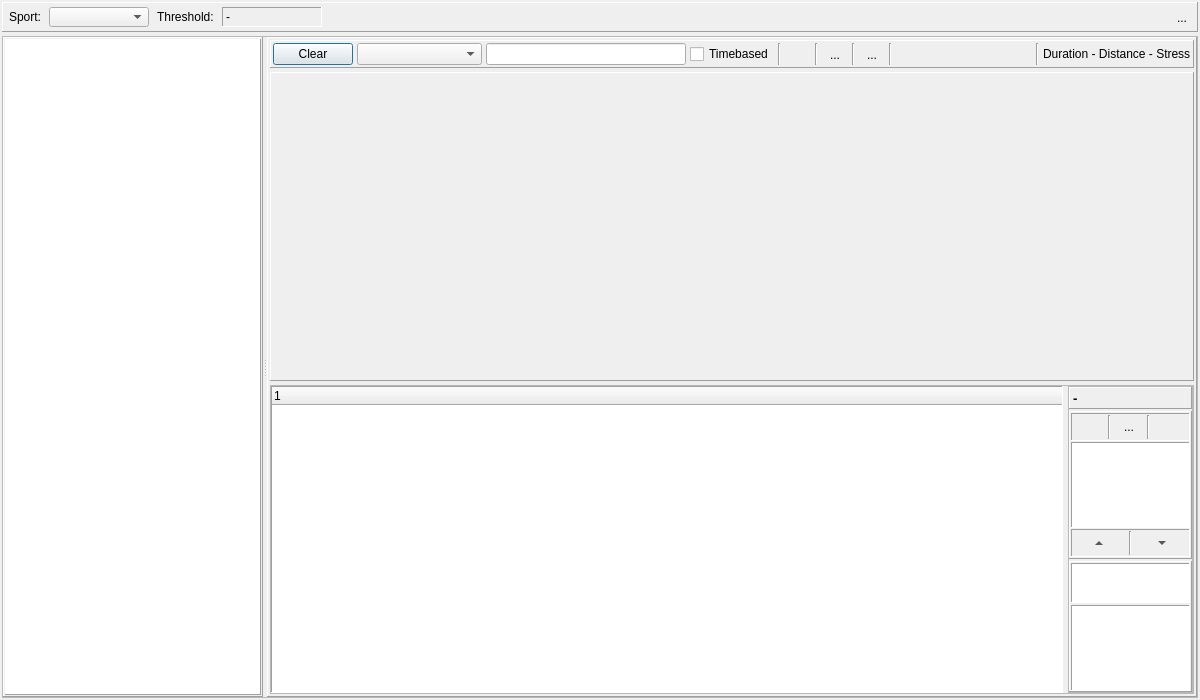
Qt form dialog_workcreator.ui (Tria-Andy/WorkoutEditor) before a commit.
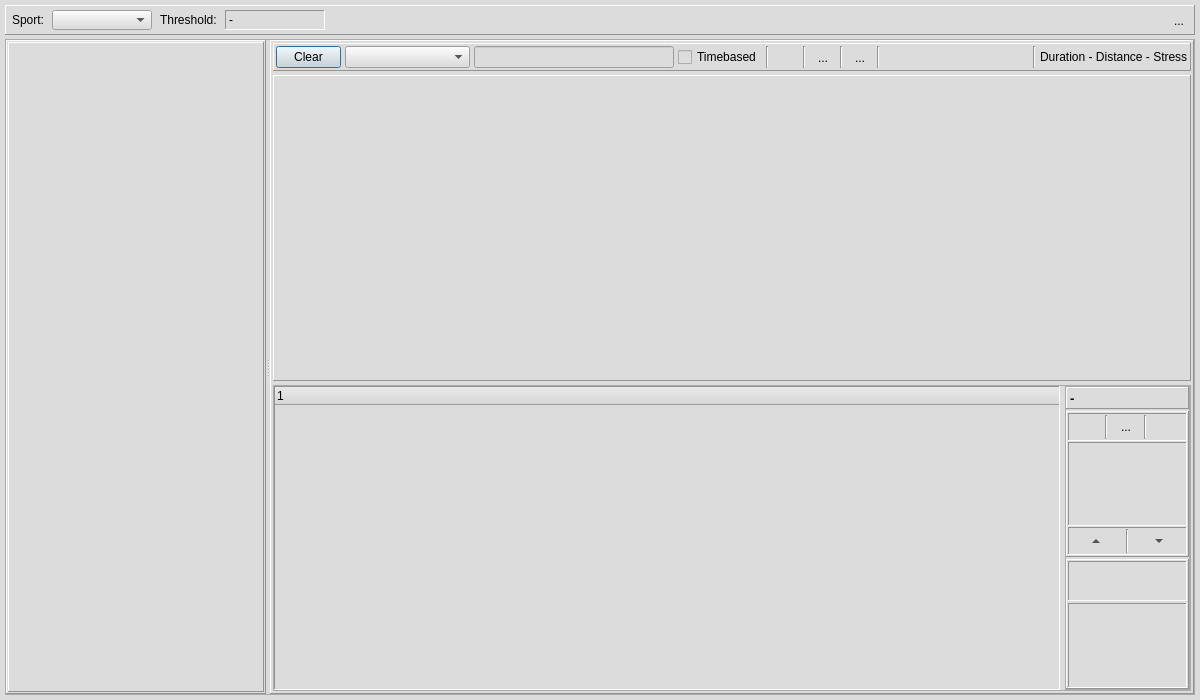
The same form after that commit. Icons and pictures are not drawn. Custom widgets are drawn as their Qt base class.

Commit message: set background stylesheet

```diff
--- a/dialog_workcreator.ui
+++ b/dialog_workcreator.ui
@@ -18,21 +18,24 @@
   <property name="windowTitle">
    <string>WorkoutCreator</string>
   </property>
+  <property name="styleSheet">
+   <string notr="true">background-color: rgb(220, 220, 220)</string>
+  </property>
   <layout class="QVBoxLayout" name="verticalLayout_7">
    <property name="spacing">
     <number>4</number>
    </property>
    <property name="leftMargin">
-    <number>2</number>
+    <number>5</number>
    </property>
    <property name="topMargin">
-    <number>2</number>
+    <number>5</number>
    </property>
    <property name="rightMargin">
-    <number>2</number>
+    <number>5</number>
    </property>
    <property name="bottomMargin">
-    <number>2</number>
+    <number>5</number>
    </property>
    <item>
     <widget class="QFrame" name="frame_header">
@@ -339,7 +342,7 @@
                </property>
                <property name="maximumSize">
                 <size>
-                 <width>16777215</width>
+                 <width>65</width>
                  <height>16777215</height>
                 </size>
                </property>
@@ -348,7 +351,13 @@
                </property>
                <property name="icon">
                 <iconset resource="resources.qrc">
-                 <normaloff>:/images/icons/No.png</normaloff>:/images/icons/No.png</iconset>
+                 <normaloff>:/images/icons/Clear.png</normaloff>:/images/icons/Clear.png</iconset>
+               </property>
+               <property name="iconSize">
+                <size>
+                 <width>16</width>
+                 <height>16</height>
+                </size>
                </property>
               </widget>
              </item>
```
The commit also changes 6 other files.
